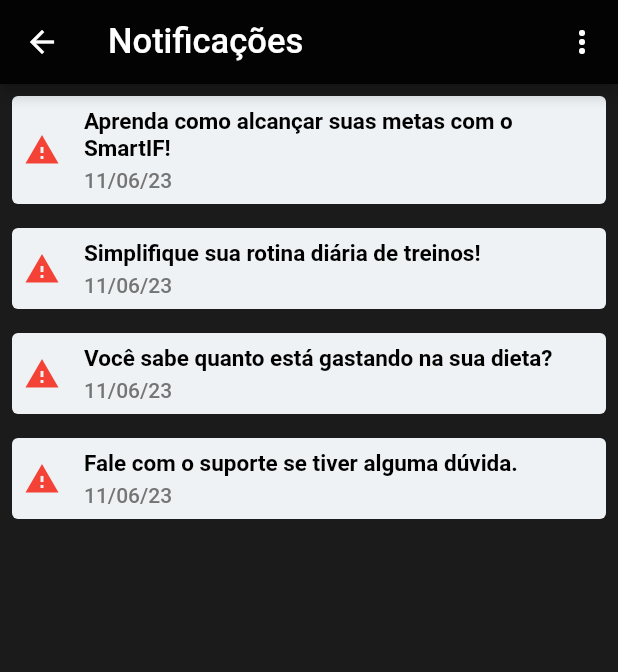
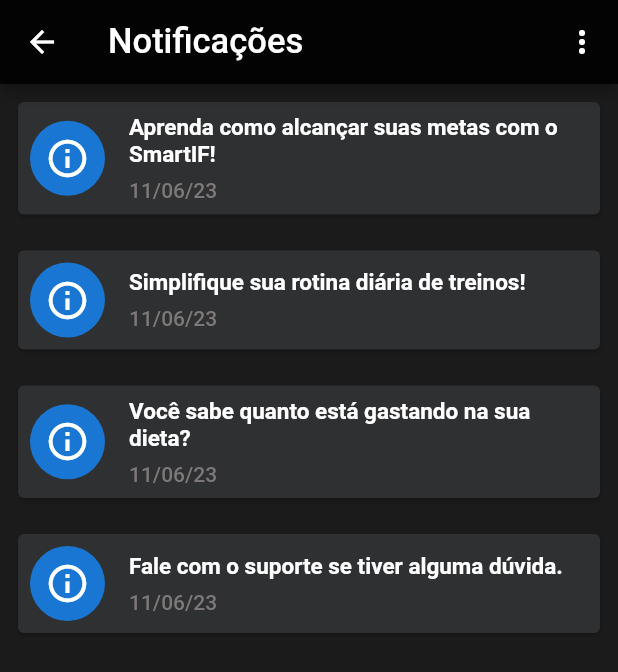
Before and after one commit to gabrielssousa/smart_if_app, a Flutter app: the TelaNotificacao screen opened by its route, on a phone screen of 412 x 824 dp. Shown: the top 672 px of the screen. Run offline on Flutter 3.47's test engine with Material 2 defaults, Android fonts, the phone set to English and light mode, and no system bars; drawn by our look-alikes of flutter_slidable.

Commit message:
Adicionando botão de delete

```diff
--- a/lib/widgets/lista_notificacao.dart
+++ b/lib/widgets/lista_notificacao.dart
@@ -1,14 +1,17 @@
 import 'package:flutter/material.dart';
-import 'package:flutter_slidable/flutter_slidable.dart';
 import '../models/notificacao.dart';
 import 'package:intl/intl.dart';
 
 class ListaNotificacao extends StatefulWidget {
   final Notificacao notificacao;
   final Function(Notificacao) deletarNotificao;
+  // final Color circleAvatarColor;
 
-  const ListaNotificacao(
-      {super.key, required this.notificacao, required this.deletarNotificao});
+  const ListaNotificacao({
+    super.key,
+    required this.notificacao,
+    required this.deletarNotificao,
+  });
 
   @override
   State<ListaNotificacao> createState() => _ListaNotificacaoState();
@@ -19,29 +22,12 @@ class _ListaNotificacaoState extends State<ListaNotificacao> {
   Widget build(BuildContext context) {
     return Padding(
       padding: const EdgeInsets.all(8.0),
-      child: Slidable(
-        endActionPane: ActionPane(
-          extentRatio: 0.22,
-          motion: const BehindMotion(),
-          children: [
-            SlidableAction(
-              onPressed: (value) {
-                widget.deletarNotificao(widget.notificacao);
-              },
-              autoClose: true,
-              backgroundColor: Colors.red,
-              borderRadius: BorderRadius.circular(4.0),
-              foregroundColor: Colors.white,
-              icon: Icons.delete,
-              label: 'Deletar',
-            ),
-          ],
-        ),
-        child: Container(
-          decoration: BoxDecoration(
-            color: const Color.fromARGB(255, 239, 242, 245),
-            borderRadius: BorderRadius.circular(4.0),
-          ),
+      child: Dismissible(
+        key: Key(DateTime.now().millisecondsSinceEpoch.toString()),
+        background: buildContainerDelete(),
+        direction: DismissDirection.endToStart,
+        child: Card(
+          color: const Color(0xFF2F3032),
           child: Padding(
             padding: const EdgeInsets.all(8.0),
             child: Column(
@@ -49,9 +35,15 @@ class _ListaNotificacaoState extends State<ListaNotificacao> {
               children: [
                 Row(
                   children: [
-                    const Icon(
-                      Icons.warning,
-                      color: Colors.red,
+                    const CircleAvatar(
+                      radius: 25.0,
+                      child: Center(
+                        child: Icon(
+                          Icons.info_outline,
+                          size: 30.0,
+                          color: Colors.white,
+                        ),
+                      ),
                     ),
                     const SizedBox(
                       width: 16.0,
@@ -64,16 +56,16 @@ class _ListaNotificacaoState extends State<ListaNotificacao> {
                           Text(
                             widget.notificacao.titulo,
                             style: const TextStyle(
-                                color: Colors.black,
+                                color: Colors.white,
                                 fontSize: 15.0,
                                 fontWeight: FontWeight.bold),
                           ),
-                          const SizedBox(height: 4.0),
+                          const SizedBox(height: 7.0),
                           Text(
                             DateFormat('dd/MM/yy')
                                 .format(widget.notificacao.dateTime),
-                            style: TextStyle(
-                                color: Colors.grey[600],
+                            style: const TextStyle(
+                                color: Color(0xFF7E7979),
                                 fontSize: 14.0,
                                 fontWeight: FontWeight.w500),
                           )
@@ -89,4 +81,33 @@ class _ListaNotificacaoState extends State<ListaNotificacao> {
       ),
     );
   }
+
+  Container buildContainerDelete() {
+    return Container(
+      decoration: const BoxDecoration(
+        color: Color(0xFFEB5757),
+        borderRadius: BorderRadius.all(Radius.circular(4.0)),
+      ),
+      margin: const EdgeInsets.fromLTRB(8.0, 8.0, 8.0, 8.0),
+      alignment: const Alignment(0.8, 0.0),
+      child: const Column(
+        mainAxisAlignment: MainAxisAlignment.center,
+        children: [
+          Icon(
+            Icons.delete,
+            color: Colors.white,
+          ),
+          SizedBox(height: 4.0),
+          Text(
+            'Deletar',
+            style: TextStyle(
+              color: Colors.white,
+              fontSize: 15.0,
+              fontWeight: FontWeight.bold,
+            ),
+          )
+        ],
+      ),
+    );
+  }
 }
```
Also changed, not shown: lib/pages/tela_notificacao.dart (line endings or trailing spaces), 1 other file.
